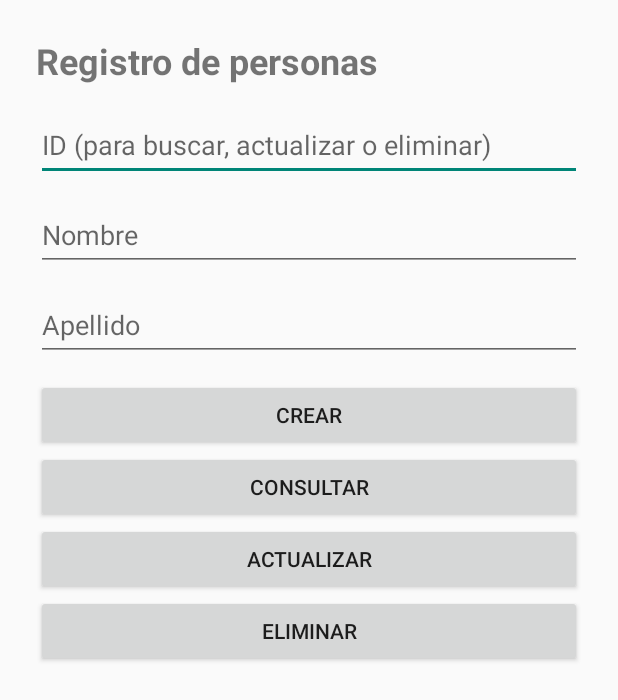
After one commit to ChristianG777/CRUD, an Android app built with Jetpack Compose: the layout activity_main.xml on its own in the app's theme, with its tools: preview values and no code run, on a phone screen of 412 x 824 dp. The commit adds this screen. Shown: the top 700 px of the screen. Run offline under Robolectric (Android 15) with nearby library versions, the phone set to English and light mode, and no system bars.

Commit message:
Finalizacion del CRUD SQLite en Android

```diff
--- /dev/null
+++ b/app/src/main/res/layout/activity_main.xml
@@ -0,0 +1,82 @@
+<?xml version="1.0" encoding="utf-8"?>
+<ScrollView xmlns:android="http://schemas.android.com/apk/res/android"
+    xmlns:tools="http://schemas.android.com/tools"
+    android:id="@+id/main"
+    android:layout_width="match_parent"
+    android:layout_height="match_parent"
+    tools:context=".MainActivity">
+
+    <LinearLayout
+        android:layout_width="match_parent"
+        android:layout_height="wrap_content"
+        android:orientation="vertical"
+        android:padding="24dp">
+
+        <TextView
+            android:layout_width="match_parent"
+            android:layout_height="wrap_content"
+            android:layout_marginBottom="16dp"
+            android:text="Registro de personas"
+            android:textSize="24sp"
+            android:textStyle="bold" />
+
+        <EditText
+            android:id="@+id/txtid"
+            android:layout_width="match_parent"
+            android:layout_height="wrap_content"
+            android:layout_marginBottom="12dp"
+            android:hint="ID (para buscar, actualizar o eliminar)"
+            android:inputType="number"
+            android:maxLines="1"
+            android:minHeight="48dp" />
+
+        <EditText
+            android:id="@+id/nombre"
+            android:layout_width="match_parent"
+            android:layout_height="wrap_content"
+            android:layout_marginBottom="12dp"
+            android:autofillHints="givenName"
+            android:hint="Nombre"
+            android:inputType="textPersonName|textCapWords"
+            android:maxLines="1"
+            android:minHeight="48dp" />
+
+        <EditText
+            android:id="@+id/apellido"
+            android:layout_width="match_parent"
+            android:layout_height="wrap_content"
+            android:layout_marginBottom="12dp"
+            android:autofillHints="familyName"
+            android:hint="Apellido"
+            android:inputType="textPersonName|textCapWords"
+            android:maxLines="1"
+            android:minHeight="48dp" />
+
+        <Button
+            android:id="@+id/btn_crear"
+            android:layout_width="match_parent"
+            android:layout_height="wrap_content"
+            android:onClick="Guardar"
+            android:text="Crear" />
+
+        <Button
+            android:id="@+id/btn_consultar"
+            android:layout_width="match_parent"
+            android:layout_height="wrap_content"
+            android:onClick="Buscar"
+            android:text="Consultar" />
+
+        <Button
+            android:id="@+id/btn_actualizar"
+            android:layout_width="match_parent"
+            android:layout_height="wrap_content"
+            android:text="Actualizar" />
+
+        <Button
+            android:id="@+id/btn_eliminar"
+            android:layout_width="match_parent"
+            android:layout_height="wrap_content"
+            android:text="Eliminar" />
+
+    </LinearLayout>
+</ScrollView>
```
Also changed, not shown: app/build.gradle.kts (+8 -0 lines), app/src/main/java/com/example/crudformulario/Listado.java (added, +87 -0 lines), app/src/main/java/com/example/crudformulario/MainActivity.kt (+168 -198 lines), app/src/main/res/layout/activity_listado.xml (added, +44 -0 lines).
